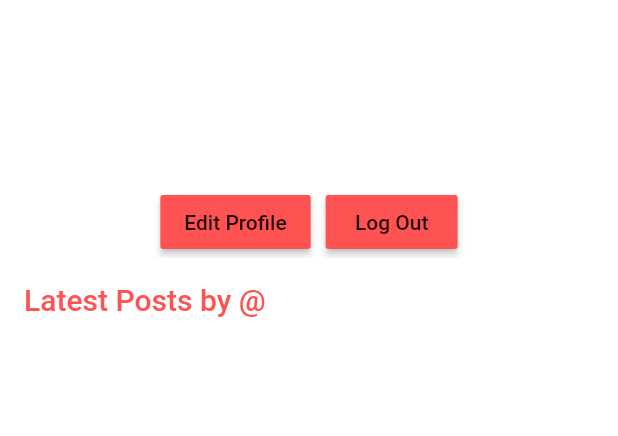
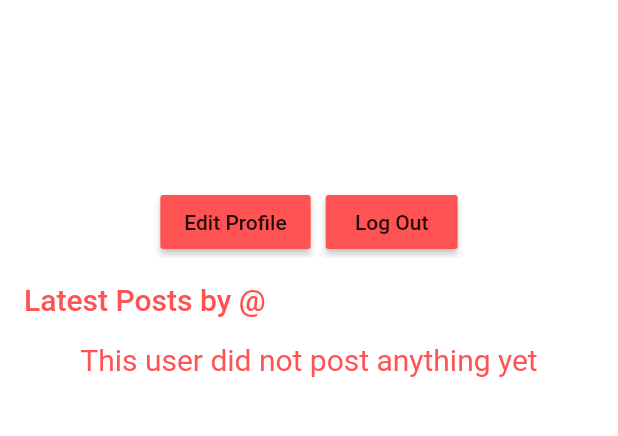
Before and after one commit to serkutyuksel/kafesapp, a Flutter app: the HomePage screen opened by its route, after a tap on an icon or button, on a phone screen of 412 x 824 dp, the part 309-745 px from its top. Run offline on Flutter 3.47's test engine with Material 2 defaults, Android fonts, the phone set to English and light mode, and no system bars; our stand-ins replace cloud_firestore, firebase_auth, firebase_core; accounts and stored records are empty.

Commit message:
Special post flow for every user.

```diff
--- a/kafes_app/lib/Components/post_flow.dart
+++ b/kafes_app/lib/Components/post_flow.dart
@@ -7,8 +7,9 @@ import 'package:kafes_app/Screens/post_page.dart';
 
 class PostFlow extends StatefulWidget {
 
-  PostFlow({this.uid,});
+  PostFlow({this.uid,this.isHomePage});
   final String uid;
+  final bool isHomePage;
 
   @override
   _PostFlowState createState() => _PostFlowState();
@@ -36,13 +37,22 @@ class _PostFlowState extends State<PostFlow> {
 
     return Expanded(
       child: StreamBuilder(
-        stream: FirebaseFirestore.instance.collection('post').snapshots(),
+        stream: widget.isHomePage ? FirebaseFirestore.instance.collection('post').snapshots()
+        : FirebaseFirestore.instance.collection('user').doc(widget.uid).collection('posts')
+        .snapshots(),
         builder: (BuildContext context, AsyncSnapshot<QuerySnapshot> snapshot ){
           if(snapshot.hasError){
             return Text('Error: $snapshot.error');
           }
           if(snapshot.connectionState == ConnectionState.waiting){
             return Text('Loading...');
+          }
+          if(snapshot.data.size<1){
+            return Text(
+              "This user did not post anything yet",
+              style: TextStyle(color: Colors.redAccent,fontSize: 20.0),
+            );
+
           }
           return ListView(
             children: snapshot.data.docs.map((doc) => Container(
@@ -130,7 +140,6 @@ class _PostFlowState extends State<PostFlow> {
             )).toList(),
           );
           },
-
       ),
     );
   }
--- a/kafes_app/lib/Screens/home_page.dart
+++ b/kafes_app/lib/Screens/home_page.dart
@@ -55,7 +55,7 @@ class _HomePageState extends State<HomePage> {
           },
           body: Column(
         children: [
-          PostFlow(uid: widget.uid,),
+          PostFlow(uid: widget.uid,isHomePage: true),
         ],
       ),),
       floatingActionButton: FloatingActionButton(onPressed: (){
--- a/kafes_app/lib/Screens/other_profile.dart
+++ b/kafes_app/lib/Screens/other_profile.dart
@@ -2,6 +2,7 @@ import 'package:cloud_firestore/cloud_firestore.dart';
 import 'package:flutter/cupertino.dart';
 import 'package:flutter/material.dart';
 import 'package:kafes_app/Screens/home_page.dart';
+import 'package:kafes_app/Screens/profile_page.dart';
 import 'package:url_launcher/url_launcher.dart';
 import 'package:kafes_app/Components/post_flow.dart';
 
@@ -89,6 +90,9 @@ class _OtherProfileState extends State<OtherProfile> {
 
   @override
   Widget build(BuildContext context) {
+    if(widget.uid == widget.otherUid) {
+      return ProfilePage(uid: widget.uid,);
+    }
     return MaterialApp(
         home: Scaffold(
           backgroundColor: Colors.white,
@@ -170,7 +174,7 @@ class _OtherProfileState extends State<OtherProfile> {
                       },
                       body: Column(
                         children: [
-                          PostFlow(uid: widget.uid,),
+                          PostFlow(uid: widget.otherUid,isHomePage: false),
                         ],
                       ),),
                   ),
--- a/kafes_app/lib/Screens/profile_page.dart
+++ b/kafes_app/lib/Screens/profile_page.dart
@@ -178,7 +178,7 @@ class _ProfilePageState extends State<ProfilePage> {
                       },
                       body: Column(
                         children: [
-                          PostFlow(uid: widget.uid,),
+                          PostFlow(uid: widget.uid,isHomePage: false,),
                         ],
                       ),),
                   ),
```
Also changed, not shown: kafes_app/lib/Screens/new_post.dart (+14 -6 lines).
